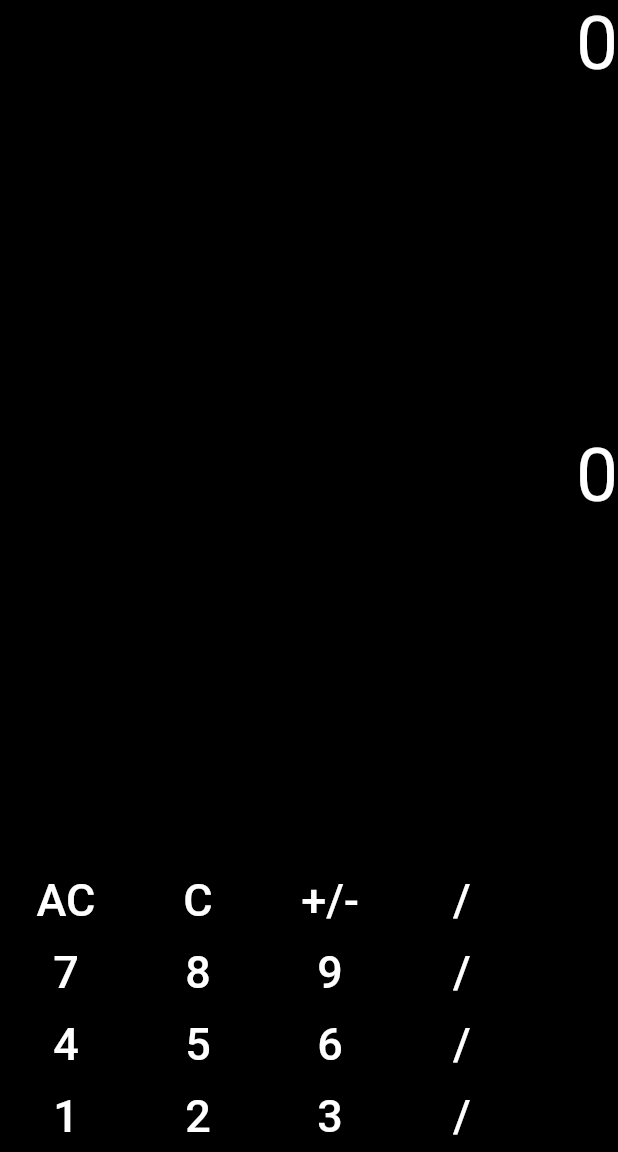
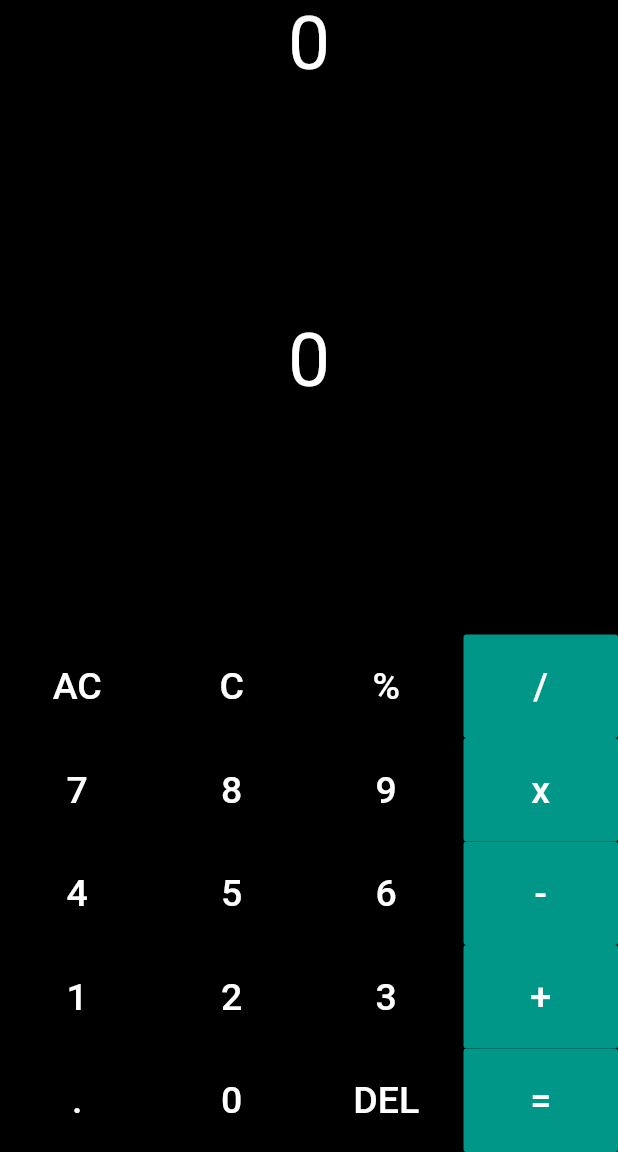
Before and after one commit to advaith-unnikrishnan/calculator, a Flutter app: the screen it shows after launch, on a phone screen of 412 x 824 dp, the part 84-1236 px from its top. Run offline on Flutter 3.47's test engine with Material 2 defaults, Android fonts, the phone set to English and light mode, and no system bars.

Commit message:
Complete Front-end UI

```diff
--- a/lib/main.dart
+++ b/lib/main.dart
@@ -21,7 +21,6 @@ class _CalculatorState extends State<Calculator> {
         backgroundColor: Colors.black,
         body: SafeArea(
           child: Column(
-            crossAxisAlignment: CrossAxisAlignment.stretch,
             children: <Widget>[
               Expanded(
                 child: Container(
@@ -51,41 +50,56 @@ class _CalculatorState extends State<Calculator> {
               ),
               Container(
                 child: Row(
+                  mainAxisAlignment: MainAxisAlignment.spaceEvenly,
                   children: <Widget>[
-                    Button(word: 'AC'),
-                    Button(word: 'C'),
-                    Button(word: '+/-'),
-                    Button(word: '/'),
+                    button(word: 'AC'),
+                    button(word: 'C'),
+                    button(word: '%'),
+                    button(word: '/',value: 1),
                   ],
                 ),
               ),
               Container(
                 child: Row(
+                  mainAxisAlignment: MainAxisAlignment.spaceEvenly,
                   children: <Widget>[
-                    Button(word: '7'),
-                    Button(word: '8'),
-                    Button(word: '9'),
-                    Button(word: '/'),
+                    button(word: '7'),
+                    button(word: '8'),
+                    button(word: '9'),
+                    button(word: 'x',value: 1),
                   ],
                 ),
               ),
               Container(
                 child: Row(
+                  mainAxisAlignment: MainAxisAlignment.spaceEvenly,
                   children: <Widget>[
-                    Button(word: '4'),
-                    Button(word: '5'),
-                    Button(word: '6'),
-                    Button(word: '/'),
+                    button(word: '4'),
+                    button(word: '5'),
+                    button(word: '6'),
+                    button(word: '-',value: 1),
                   ],
                 ),
               ),
               Container(
                 child: Row(
+                  mainAxisAlignment: MainAxisAlignment.spaceEvenly,
                   children: <Widget>[
-                    Button(word: '1'),
-                    Button(word: '2'),
-                    Button(word: '3'),
-                    Button(word: '/'),
+                    button(word: '1'),
+                    button(word: '2'),
+                    button(word: '3'),
+                    button(word: '+',value: 1),
+                  ],
+                ),
+              ),
+              Container(
+                child: Row(
+                  mainAxisAlignment: MainAxisAlignment.spaceEvenly,
+                  children: <Widget>[
+                    button(word: '.'),
+                    button(word: '0'),
+                    button(word: 'DEL'),
+                    button(word: '=',value: 1),
                   ],
                 ),
               ),
@@ -97,18 +111,19 @@ class _CalculatorState extends State<Calculator> {
   }
 }
 
-class Button extends StatelessWidget {
-  Button({this.word});
-  final String word;
-
-  @override
-  Widget build(BuildContext context) {
-    return FlatButton(
+Widget button({String word,int value}) {
+  Color col=Colors.black;
+  if(value==1)
+    col=Colors.teal;
+  return Expanded(
+    child: FlatButton(
+      padding: EdgeInsets.all(20),
+      color: col,
       onPressed: () {},
       child: Text(
         word,
-        style: TextStyle(color: Colors.white, fontSize: 30),
+        style: TextStyle(color: Colors.white, fontSize: 25),
       ),
-    );
-  }
+    ),
+  );
 }
```
